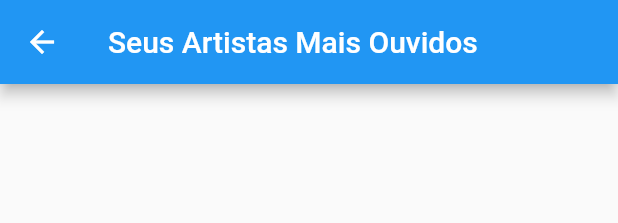
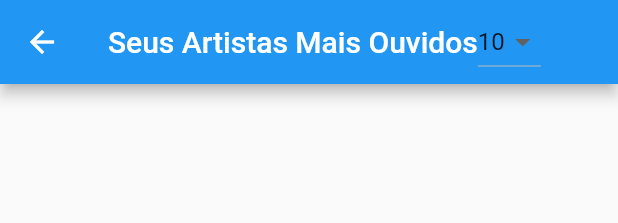
Before and after one commit to Ericleisonn/First.AM, a Flutter app: the ReportsPage widget shown alone on an empty page, opened directly, after a tap on "Artistas", on a phone screen of 412 x 824 dp. Shown: the top 223 px of the screen. Run offline on Flutter 3.47's test engine with Material 2 defaults, Android fonts, the phone set to English and light mode, and no system bars; our stand-ins replace flutter_hooks; missing offline and left inert: xml2json; network calls fail.

Commit message:
Adicionando DropdownButton nos Relatórios

```diff
--- a/first_am/lib/main.dart
+++ b/first_am/lib/main.dart
@@ -179,72 +179,8 @@ class ChartsPage extends StatelessWidget {
   }
 }
 
-/*
 class ReportsPage extends StatelessWidget {
-  final List<String> reportOptions = ['Artistas', 'Músicas', 'Álbuns'];
-
-  @override
-  Widget build(BuildContext context) {
-    return ListView.builder(
-      itemCount: reportOptions.length,
-      itemBuilder: (context, index) {
-        return ListTile(
-            title: Text(reportOptions[index]),
-            onTap: () {
-              if (index == 0) {
-                Navigator.push(
-                  context,
-                  MaterialPageRoute(builder: (context) => ArtistsPage()),
-                );
-              }
-              if (index == 1) {
-                Navigator.push(
-                  context,
-                  MaterialPageRoute(builder: (context) => SongsPage()),
-                );
-              }
-              if (index == 2) {
-                Navigator.push(context,
-                    MaterialPageRoute(builder: (context) => AlbunsPage()));
-              }
-            });
-      },
-    );
-  }
-}
-
-class ArtistsPage extends StatelessWidget {
-  @override
-  Widget build(BuildContext context) {
-    return Scaffold(
-      appBar: AppBar(title: const Text("Artistas")),
-      body: const Center(child: Text("Página de artistas")),
-    );
-  }
-}
-
-class SongsPage extends StatelessWidget {
-  @override
-  Widget build(BuildContext context) {
-    return Scaffold(
-      appBar: AppBar(title: const Text("Músicas")),
-      body: const Center(child: Text("Página de músicas")),
-    );
-  }
-}
-
-class AlbunsPage extends StatelessWidget {
-  @override
-  Widget build(BuildContext context) {
-    return Scaffold(
-      appBar: AppBar(title: const Text("Álbuns")),
-      body: const Center(child: Text("Página de álbuns")),
-    );
-  }
-}
-*/
-
-class ReportsPage extends StatelessWidget {
+  ReportsPage({Key? key}) : super(key: key);
   final List<String> reportOptions = ['Artistas', 'Músicas', 'Álbuns'];
 
   @override
@@ -278,12 +214,14 @@ class ReportsPage extends StatelessWidget {
 }
 
 class UserArtistsPage extends StatefulWidget {
+  const UserArtistsPage({Key? key}) : super(key: key);
   @override
-  _UserArtistsPageState createState() => _UserArtistsPageState();
+  UserArtistsPageState createState() => UserArtistsPageState();
 }
 
-class _UserArtistsPageState extends State<UserArtistsPage> {
+class UserArtistsPageState extends State<UserArtistsPage> {
   List<String> artists = [];
+  int selectedLimit = 10;
 
   @override
   void initState() {
@@ -296,7 +234,7 @@ class _UserArtistsPageState extends State<UserArtistsPage> {
     final username = usuario.name;
 
     final url =
-        'http://ws.audioscrobbler.com/2.0/?method=user.gettopartists&user=$username&api_key=$apiKey&format=json';
+        'http://ws.audioscrobbler.com/2.0/?method=user.gettopartists&user=$username&api_key=$apiKey&format=json&limit=$selectedLimit';
 
     final response = await http.get(Uri.parse(url));
 
@@ -312,12 +250,40 @@ class _UserArtistsPageState extends State<UserArtistsPage> {
     }
   }
 
+  void onLimitChanged(int? value) {
+    setState(() {
+      selectedLimit = value!;
+    });
+    fetchUserArtists();
+  }
+
   @override
   Widget build(BuildContext context) {
     return Scaffold(
       appBar: AppBar(
-        title: const Text('Seus Artistas Mais Ouvidos'),
-      ),
+          title: Row(
+        children: [
+          const Text("Seus Artistas Mais Ouvidos"),
+          DropdownButton<int>(
+            value: selectedLimit,
+            items: const [
+              DropdownMenuItem<int>(
+                value: 5,
+                child: Text('5'),
+              ),
+              DropdownMenuItem<int>(
+                value: 10,
+                child: Text('10'),
+              ),
+              DropdownMenuItem<int>(
+                value: 20,
+                child: Text('20'),
+              ),
+            ],
+            onChanged: onLimitChanged,
+          )
+        ],
+      )),
       body: ListView.builder(
         itemCount: artists.length,
         itemBuilder: (context, index) {
@@ -331,12 +297,14 @@ class _UserArtistsPageState extends State<UserArtistsPage> {
 }
 
 class UserTracksPage extends StatefulWidget {
+  const UserTracksPage({Key? key}) : super(key: key);
   @override
-  _UserTracksPageState createState() => _UserTracksPageState();
+  UserTracksPageState createState() => UserTracksPageState();
 }
 
-class _UserTracksPageState extends State<UserTracksPage> {
+class UserTracksPageState extends State<UserTracksPage> {
   List<String> tracks = [];
+  int selectedLimit = 10;
 
   @override
   void initState() {
@@ -349,7 +317,7 @@ class _UserTracksPageState extends State<UserTracksPage> {
     final username = usuario.name;
 
     final url =
-        'http://ws.audioscrobbler.com/2.0/?method=user.gettoptracks&user=$username&api_key=$apiKey&format=json';
+        'http://ws.audioscrobbler.com/2.0/?method=user.gettoptracks&user=$username&api_key=$apiKey&format=json&limit=$selectedLimit';
 
     final response = await http.get(Uri.parse(url));
 
@@ -365,14 +333,46 @@ class _UserTracksPageState extends State<UserTracksPage> {
     }
   }
 
+  void onLimitChanged(int? value) {
+    setState(() {
+      selectedLimit = value!;
+    });
+    fetchUserTracks();
+  }
+
   @override
   Widget build(BuildContext context) {
     return Scaffold(
-      appBar: AppBar(title: const Text("Suas Músicas Mais Ouvidas")),
+      appBar: AppBar(
+          title: Row(
+        children: [
+          const Text("Suas Músicas Mais Ouvidas"),
+          DropdownButton(
+            value: selectedLimit,
+            items: const [
+              DropdownMenuItem<int>(
+                value: 5,
+                child: Text('5'),
+              ),
+              DropdownMenuItem<int>(
+                value: 10,
+                child: Text('10'),
+              ),
+              DropdownMenuItem<int>(
+                value: 20,
+                child: Text('20'),
+              ),
+            ],
+            onChanged: onLimitChanged,
+          ),
+        ],
+      )),
       body: ListView.builder(
         itemCount: tracks.length,
         itemBuilder: (context, index) {
-          return ListTile(title: Text(tracks[index]));
+          return ListTile(
+            title: Text(tracks[index]),
+          );
         },
       ),
     );
@@ -380,12 +380,14 @@ class _UserTracksPageState extends State<UserTracksPage> {
 }
 
 class UserAlbumsPage extends StatefulWidget {
+  const UserAlbumsPage({Key? key}) : super(key: key);
   @override
-  _UserAlbumsPageState createState() => _UserAlbumsPageState();
+  UserAlbumsPageState createState() => UserAlbumsPageState();
 }
 
-class _UserAlbumsPageState extends State<UserAlbumsPage> {
+class UserAlbumsPageState extends State<UserAlbumsPage> {
   List<String> albums = [];
+  int selectedLimit = 10;
 
   @override
   void initState() {
@@ -398,7 +400,7 @@ class _UserAlbumsPageState extends State<UserAlbumsPage> {
     final username = usuario.name;
 
     final url =
-        'http://ws.audioscrobbler.com/2.0/?method=user.gettopalbums&user=$username&api_key=$apiKey&format=json';
+        'http://ws.audioscrobbler.com/2.0/?method=user.gettopalbums&user=$username&api_key=$apiKey&format=json&limit=$selectedLimit';
 
     final response = await http.get(Uri.parse(url));
 
@@ -414,14 +416,47 @@ class _UserAlbumsPageState extends State<UserAlbumsPage> {
     }
   }
 
+  void onLimitChanged(int? value) {
+    setState(() {
+      selectedLimit = value!;
+    });
+    fetchUserAlbums();
+  }
+
   @override
   Widget build(BuildContext context) {
     return Scaffold(
-      appBar: AppBar(title: const Text("Seus Albuns Mais Ouvidos")),
+      appBar: AppBar(
+        title: Row(
+          children: [
+            const Text("Seus Albuns Mais Ouvidos"),
+            DropdownButton<int>(
+              value: selectedLimit,
+              items: const [
+                DropdownMenuItem<int>(
+                  value: 5,
+                  child: Text('5'),
+                ),
+                DropdownMenuItem<int>(
+                  value: 10,
+                  child: Text('10'),
+                ),
+                DropdownMenuItem<int>(
+                  value: 20,
+                  child: Text('20'),
+                ),
+              ],
+              onChanged: onLimitChanged,
+            ),
+          ],
+        ),
+      ),
       body: ListView.builder(
         itemCount: albums.length,
         itemBuilder: (context, index) {
-          return ListTile(title: Text(albums[index]));
+          return ListTile(
+            title: Text(albums[index]),
+          );
         },
       ),
     );
```
